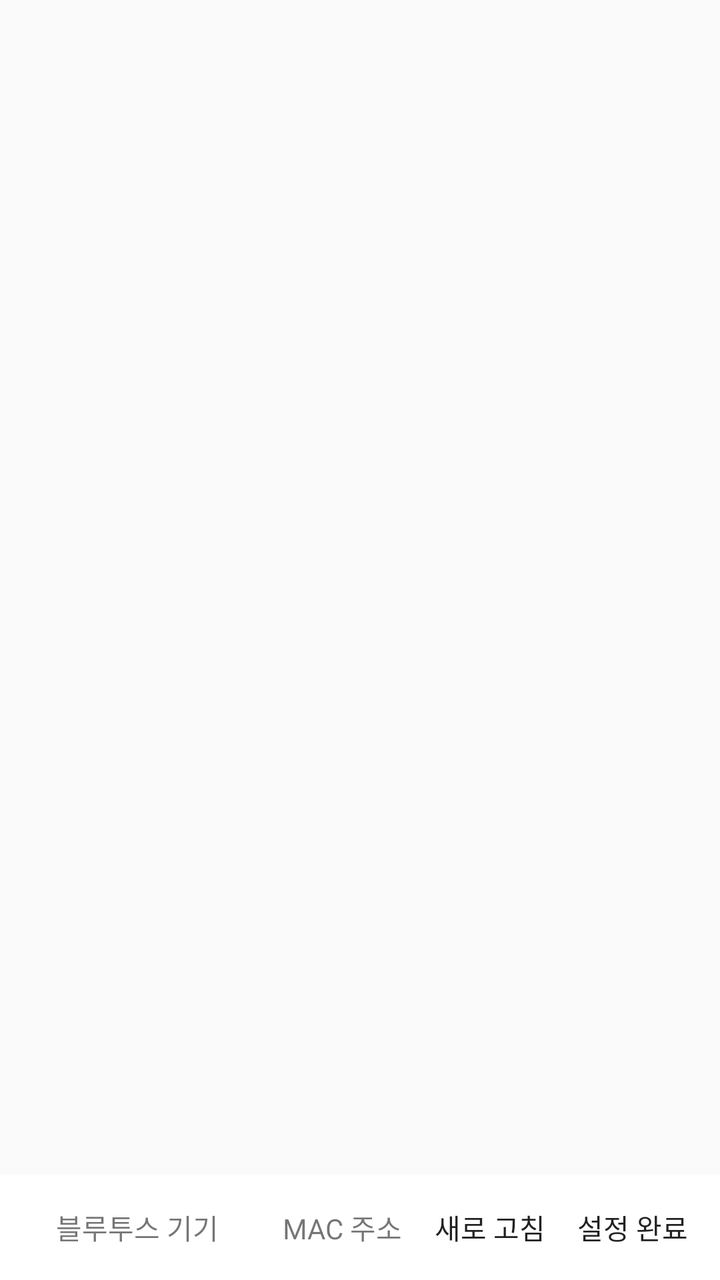
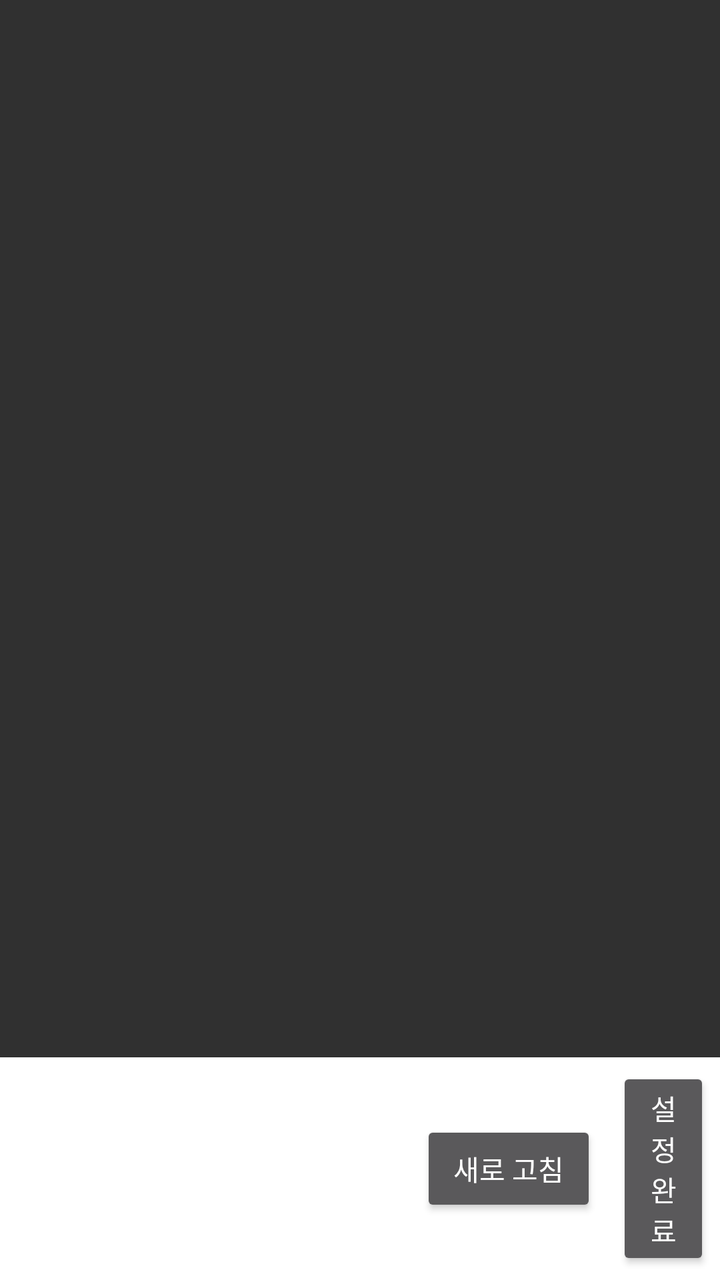

The first picture is an Android layout as it rendered before a commit; the second is the same layout after the commit. The layout source and the unified diff follow.
<!-- AndroidManifest.xml: activity theme Theme._1215DDAY -->
<!-- res/layout/activity_bluetooth.xml -->
<?xml version="1.0" encoding="utf-8"?>
<androidx.constraintlayout.widget.ConstraintLayout
    xmlns:android="http://schemas.android.com/apk/res/android"
    xmlns:app="http://schemas.android.com/apk/res-auto"
    xmlns:tools="http://schemas.android.com/tools"
    android:layout_width="match_parent"
    android:layout_height="match_parent"
    tools:context=".BluetoothActivity" >

    <ListView
        android:layout_width="match_parent"
        android:layout_height="match_parent"
        android:id="@+id/listviewBl"
        android:scrollbars="vertical"
        android:layout_marginTop="12dp"
        tools:listitem="@layout/bluetooth_list_item"
        android:divider="@android:color/transparent"
        android:dividerHeight="10.0sp"/>
    <LinearLayout
        android:layout_width="match_parent"
        android:layout_height="wrap_content"
        app:layout_constraintBottom_toBottomOf="parent"
        app:layout_constraintEnd_toStartOf="parent"
        android:gravity="end|center"

        android:background="@color/white">
    <TextView
        android:layout_width="wrap_content"
        android:layout_height="wrap_content"
        android:text="블루투스 기기"
        android:layout_margin="16dp"/>
    <TextView
        android:layout_width="wrap_content"
        android:layout_height="wrap_content"
        android:text="MAC 주소"
        android:layout_margin="16dp"/>
    <Button
        android:id="@+id/refreshBL"
        android:layout_width="wrap_content"
        android:layout_height="wrap_content"
        android:text="새로 고침"
        android:layout_margin="0dp"
        />
    <Button
        android:id="@+id/settingCButton"
        android:layout_width="wrap_content"
        android:layout_height="wrap_content"
        android:text="설정 완료"
        android:layout_margin="16dp"
        />
    </LinearLayout>

</androidx.constraintlayout.widget.ConstraintLayout>
<!-- res/layout/bluetooth_list_item.xml (included above) -->
<?xml version="1.0" encoding="utf-8"?>
<androidx.cardview.widget.CardView
    xmlns:android="http://schemas.android.com/apk/res/android"
    xmlns:app="http://schemas.android.com/apk/res-auto"
    android:layout_marginStart="12dp"
    android:layout_marginEnd="12dp"
    android:layout_marginVertical="10dp"
    android:layout_marginHorizontal="10dp"
    app:cardCornerRadius="20dp"
    app:cardElevation="80dp"
    android:layout_width="match_parent"
    android:layout_height="wrap_content">

    <RelativeLayout
        android:layout_width="match_parent"
        android:layout_height="wrap_content"
        >
        <com.google.android.material.imageview.ShapeableImageView
            android:layout_width="60dp"
            android:layout_height="60dp"
            android:id="@+id/listImage"
            android:src="@drawable/splash"
            scaleType="centerCrop"
            android:layout_marginStart="10dp"
            android:layout_marginBottom="10dp"
            android:layout_marginTop="10dp"
            app:shapeAppearanceOverlay="@style/roundImage"/>
        <TextView
            android:layout_width="120dp"
            android:layout_height="30dp"
            android:id="@+id/listName"
            android:text="Name"
            android:textSize="20sp"
            android:layout_marginTop="25dp"
            android:layout_marginStart="30dp"
            android:layout_toEndOf="@id/listImage"/>
        <androidx.appcompat.widget.SwitchCompat
            android:id="@+id/switch1"
            android:layout_width="wrap_content"
            android:layout_height="wrap_content"
            android:layout_marginTop="25dp"
            android:layout_marginStart="70dp"
            android:layout_marginEnd = "5dp"
            android:layout_toEndOf="@id/listName"
            android:focusableInTouchMode="false"
            android:scaleX="1.5"
            android:scaleY="1.5"
            android:clickable="true"

            android:thumb="@drawable/switch_thumb"
            app:track="@drawable/switch_track_selector"
            app:thumbTextPadding="12dp"
            app:switchMinWidth="0dp"
            android:textOff=""
            android:textOn=""
        />

    </RelativeLayout>

</androidx.cardview.widget.CardView>
<!-- resources referenced by this layout -->
<resources>
  <color name="white">#FFFFFFFF</color>
  <!-- drawable splash: png bitmap (drawable, 32969 bytes) -->
  <!-- drawable switch_thumb (drawable) -->
  <selector xmlns:android="http://schemas.android.com/apk/res/android">
      <item android:state_checked="true">
          <layer-list>
              <item android:bottom="4dp" android:left="4dp" android:right="4dp" android:top="4dp">
                  <shape android:shape="oval">
                      <size android:width="24dp" android:height="24dp" />
                      <corners android:radius="45dp" />
                      <solid android:color="@color/white" />
                  </shape>
              </item>
          </layer-list>
      </item>
  
  
      <item>
          <layer-list>
              <item android:bottom="4dp" android:left="4dp" android:right="4dp" android:top="4dp">
                  <shape android:shape="oval">
                      <size android:width="24dp" android:height="24dp" />
                      <corners android:radius="45dp" />
                      <solid android:color="@color/grayBlue" />
                  </shape>
              </item>
          </layer-list>
  
      </item>
  </selector>
  <!-- drawable switch_track_selector (drawable) -->
  <?xml version="1.0" encoding="utf-8"?>
  <selector xmlns:android="http://schemas.android.com/apk/res/android">
      <item
          android:drawable="@drawable/switch_track_on"
          android:state_checked="true"/>
      <item
          android:drawable="@drawable/switch_track_off"
          android:state_checked="false"/>
  </selector>
  <style name="roundImage">
          <item name="cornerFamily">rounded</item>
          <item name="cornerSize">50dp</item>
      </style>
  <style name="Theme._1215DDAY" parent="android:Theme.Material.Light.NoActionBar" />
  <color name="grayBlue">#6699CC</color>
  <!-- drawable switch_track_on (drawable) -->
  <shape
      xmlns:android="http://schemas.android.com/apk/res/android"
      android:shape="rectangle" >
  
      <corners
          android:radius="15dp" />
  
      <size
          android:width="51dp"
          android:height="30dp" />
  
      <solid
          android:color="@color/grayBlue" />
  
      
  </shape>
  <!-- drawable switch_track_off (drawable) -->
  <shape
      xmlns:android="http://schemas.android.com/apk/res/android"
      android:shape="rectangle" >
  
      <corners
          android:radius="15dp" />
  
      <size
          android:width="51dp"
          android:height="30dp" />
  
      <solid
          android:color="#D3D3D3" />
  
      
  
  </shape>
</resources>

<!-- the commit's change to res/layout/activity_bluetooth.xml (unified diff, before → after) -->
@@ -39,14 +39,14 @@
         android:layout_width="wrap_content"
         android:layout_height="wrap_content"
         android:text="새로 고침"
-        android:layout_margin="0dp"
+        android:layout_margin="5dp"
         />
     <Button
         android:id="@+id/settingCButton"
         android:layout_width="wrap_content"
         android:layout_height="wrap_content"
         android:text="설정 완료"
-        android:layout_margin="16dp"
+        android:layout_margin="5dp"
         />
     </LinearLayout>
 
<!-- resource entries referenced after the edit -->
@@ -44,7 +44,7 @@
           <item name="cornerFamily">rounded</item>
           <item name="cornerSize">50dp</item>
       </style>
-  <style name="Theme._1215DDAY" parent="android:Theme.Material.Light.NoActionBar" />
+  <style name="BluetoothActivity" parent="Theme.AppCompat.NoActionBar" />
   <color name="grayBlue">#6699CC</color>
   <!-- drawable switch_track_on (drawable) -->
   <shape
